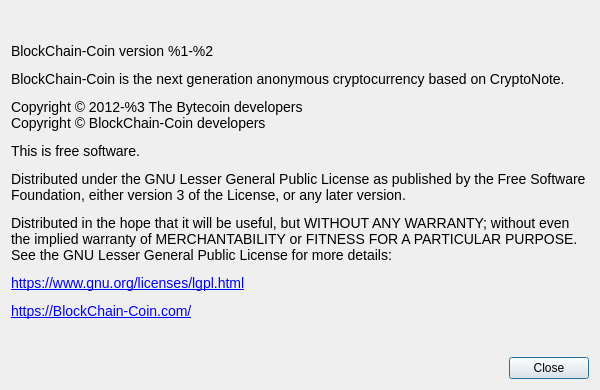
Old version of the form src/Gui/Common/AboutDialog.ui in the repository furiousteam/bloc-wallet-2.0-deprecated.
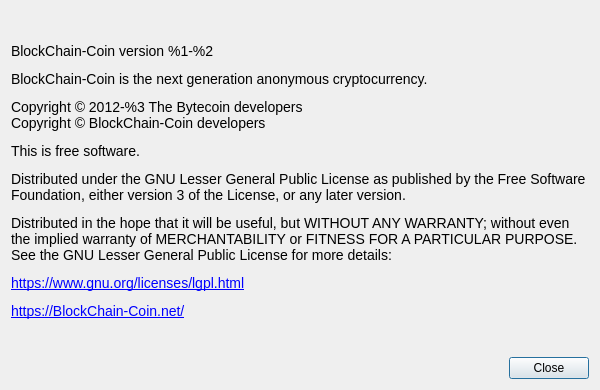
New version of the form. Custom widgets are drawn as their Qt base class.

```diff
--- a/src/Gui/Common/AboutDialog.ui
+++ b/src/Gui/Common/AboutDialog.ui
@@ -41,7 +41,7 @@
       </sizepolicy>
      </property>
      <property name="text">
-      <string>&lt;html&gt;&lt;head/&gt;&lt;body&gt;&lt;p&gt;&lt;span style=&quot; font-family:'Open Sans'; font-size:14px;&quot;&gt;BlockChain-Coin version %1-%2&lt;/span&gt;&lt;/p&gt;&lt;p&gt;&lt;span style=&quot; font-family:'Open Sans'; font-size:14px;&quot;&gt;BlockChain-Coin is the next generation anonymous cryptocurrency based on CryptoNote.&lt;/span&gt;&lt;/p&gt;&lt;p&gt;&lt;span style=&quot; font-family:'Open Sans'; font-size:14px;&quot;&gt;Copyright © 2012-%3 The Bytecoin developers&lt;br&gt;Copyright © BlockChain-Coin developers&lt;/span&gt;&lt;/p&gt;&lt;p&gt;&lt;span style=&quot; font-family:'Open Sans'; font-size:14px;&quot;&gt;This is free software.&lt;/span&gt;&lt;/p&gt;&lt;p&gt;&lt;span style=&quot; font-family:'Open Sans'; font-size:14px;&quot;&gt;Distributed under the GNU Lesser General Public License as published by the Free Software Foundation, either version 3 of the License, or any later version.&lt;/span&gt;&lt;/p&gt;&lt;p&gt;&lt;span style=&quot; font-family:'Open Sans'; font-size:14px;&quot;&gt;Distributed in the hope that it will be useful, but WITHOUT ANY WARRANTY; without even the implied warranty of MERCHANTABILITY or FITNESS FOR A PARTICULAR PURPOSE. See the GNU Lesser General Public License for more details:&lt;/span&gt;&lt;/p&gt;&lt;p&gt;&lt;a href=&quot;https://www.gnu.org/licenses/lgpl.html&quot;&gt;&lt;span style=&quot; font-family:'Open Sans'; font-size:14px; text-decoration: underline; color:#0000ff;&quot;&gt;https://www.gnu.org/licenses/lgpl.html&lt;/span&gt;&lt;/a&gt;&lt;/p&gt;&lt;p&gt;&lt;a href=&quot;https://BlockChain-Coin.com/&quot;&gt;&lt;span style=&quot; font-family:'Open Sans'; font-size:14px; text-decoration: underline; color:#0000ff;&quot;&gt;https://BlockChain-Coin.com/&lt;/span&gt;&lt;/a&gt;&lt;/p&gt;&lt;/body&gt;&lt;/html&gt;</string>
+      <string>&lt;html&gt;&lt;head/&gt;&lt;body&gt;&lt;p&gt;&lt;span style=&quot; font-family:'Open Sans'; font-size:14px;&quot;&gt;BlockChain-Coin version %1-%2&lt;/span&gt;&lt;/p&gt;&lt;p&gt;&lt;span style=&quot; font-family:'Open Sans'; font-size:14px;&quot;&gt;BlockChain-Coin is the next generation anonymous cryptocurrency.&lt;/span&gt;&lt;/p&gt;&lt;p&gt;&lt;span style=&quot; font-family:'Open Sans'; font-size:14px;&quot;&gt;Copyright © 2012-%3 The Bytecoin developers&lt;br&gt;Copyright © BlockChain-Coin developers&lt;/span&gt;&lt;/p&gt;&lt;p&gt;&lt;span style=&quot; font-family:'Open Sans'; font-size:14px;&quot;&gt;This is free software.&lt;/span&gt;&lt;/p&gt;&lt;p&gt;&lt;span style=&quot; font-family:'Open Sans'; font-size:14px;&quot;&gt;Distributed under the GNU Lesser General Public License as published by the Free Software Foundation, either version 3 of the License, or any later version.&lt;/span&gt;&lt;/p&gt;&lt;p&gt;&lt;span style=&quot; font-family:'Open Sans'; font-size:14px;&quot;&gt;Distributed in the hope that it will be useful, but WITHOUT ANY WARRANTY; without even the implied warranty of MERCHANTABILITY or FITNESS FOR A PARTICULAR PURPOSE. See the GNU Lesser General Public License for more details:&lt;/span&gt;&lt;/p&gt;&lt;p&gt;&lt;a href=&quot;https://www.gnu.org/licenses/lgpl.html&quot;&gt;&lt;span style=&quot; font-family:'Open Sans'; font-size:14px; text-decoration: underline; color:#0000ff;&quot;&gt;https://www.gnu.org/licenses/lgpl.html&lt;/span&gt;&lt;/a&gt;&lt;/p&gt;&lt;p&gt;&lt;a href=&quot;https://BlockChain-Coin.net/&quot;&gt;&lt;span style=&quot; font-family:'Open Sans'; font-size:14px; text-decoration: underline; color:#0000ff;&quot;&gt;https://BlockChain-Coin.net/&lt;/span&gt;&lt;/a&gt;&lt;/p&gt;&lt;/body&gt;&lt;/html&gt;</string>
      </property>
      <property name="textFormat">
       <enum>Qt::RichText</enum>
```
